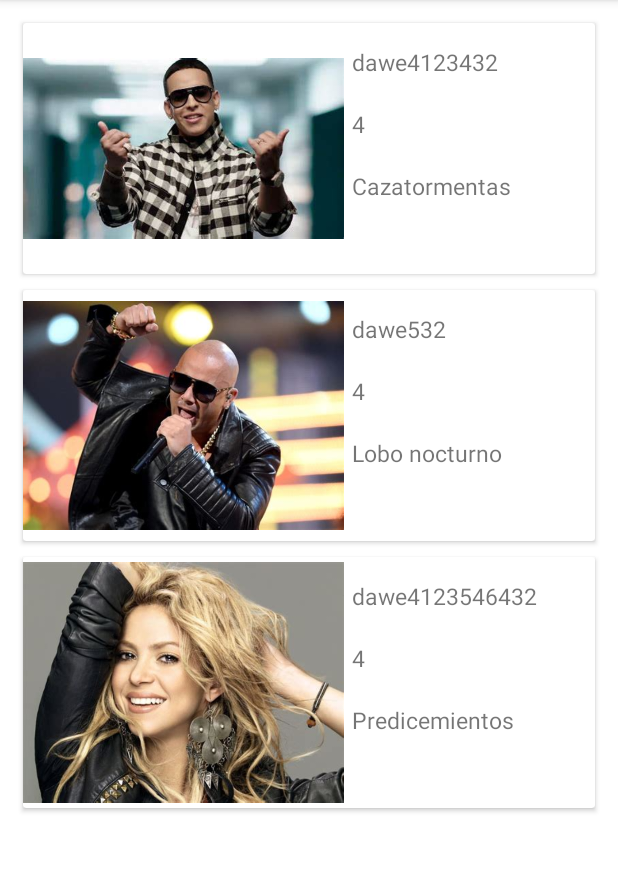
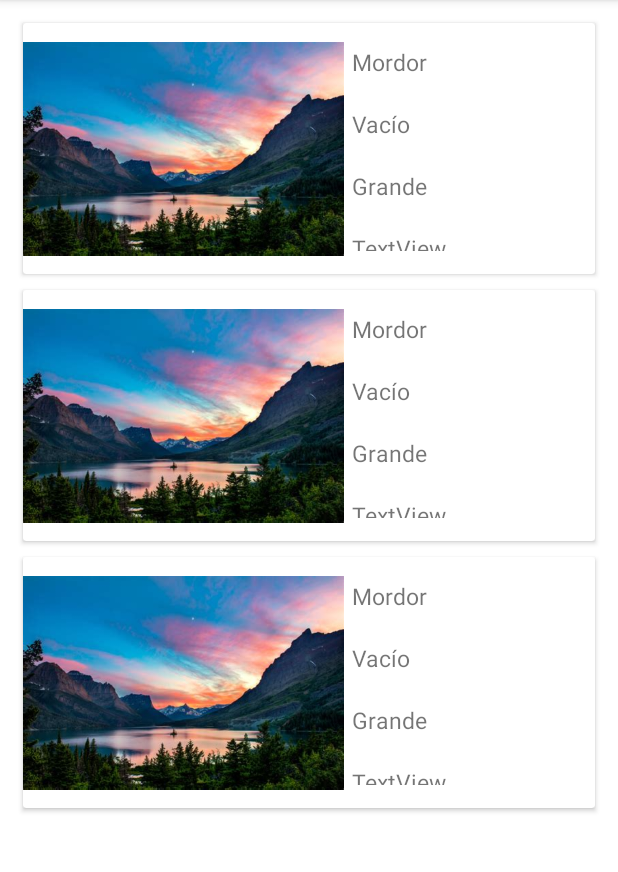
Before and after one commit to Genisc13/Retrofit_Android, an Android app: the screen it shows after launch (MainActivity), on a phone screen of 412 x 824 dp, the part 84-956 px from its top. Run offline under Robolectric (Android 15) with nearby library versions, the phone set to English and light mode, and no system bars.

```diff
--- a/app/build.gradle
+++ b/app/build.gradle
@@ -39,7 +39,6 @@ dependencies {
     implementation 'com.squareup.retrofit2:converter-gson:2.7.2'
     implementation 'com.squareup.okhttp3:logging-interceptor:3.9.1'
     implementation "androidx.cardview:cardview:1.0.0"
-    implementation 'com.squareup.picasso:picasso:2.71828'
     testImplementation 'junit:junit:4.13.2'
     androidTestImplementation 'androidx.test.ext:junit:1.1.3'
     androidTestImplementation 'androidx.test.espresso:espresso-core:3.4.0'
--- a/app/src/main/java/edu/upc/dsa/retrofittracks/RecyclerViewAdaptador.java
+++ b/app/src/main/java/edu/upc/dsa/retrofittracks/RecyclerViewAdaptador.java
@@ -1,6 +1,6 @@
 package edu.upc.dsa.retrofittracks;
 
-import edu.upc.dsa.retrofittracks.models.Gadget;
+import edu.upc.dsa.retrofittracks.models.Map;
 import android.view.LayoutInflater;
 import android.view.View;
 import android.view.ViewGroup;
@@ -15,20 +15,20 @@ import java.util.List;
 public class RecyclerViewAdaptador extends RecyclerView.Adapter<RecyclerViewAdaptador.ViewHolder> {
     public static class ViewHolder extends RecyclerView.ViewHolder{
         private TextView id,cost,description;
-        ImageView fotoGadget;
+        ImageView fotoMap;
 
         public ViewHolder(@NonNull View itemView) {
             super(itemView);
             id=(TextView)itemView.findViewById(R.id.tvid);
-            cost=(TextView)itemView.findViewById(R.id.tvcost);
+            cost=(TextView)itemView.findViewById(R.id.tvname);
             description=(TextView)itemView.findViewById(R.id.tvdescription);
-            fotoGadget=(ImageView) itemView.findViewById(R.id.imgGadget);
+            fotoMap =(ImageView) itemView.findViewById(R.id.imgMap);
         }
     }
-    public List<Gadget> gadgets;
+    public List<Map> maps;
 
-    public RecyclerViewAdaptador(List<Gadget> gadgets) {
-        this.gadgets = gadgets;
+    public RecyclerViewAdaptador(List<Map> maps) {
+        this.maps = maps;
     }
 
     @NonNull
@@ -41,14 +41,14 @@ public class RecyclerViewAdaptador extends RecyclerView.Adapter<RecyclerViewAdap
 
     @Override
     public void onBindViewHolder(@NonNull ViewHolder holder, int position) {
-        holder.id.setText(gadgets.get(position).getId());
-        holder.description.setText(gadgets.get(position).getDescription());
-        holder.cost.setText(Integer.toString(gadgets.get(position).getCost()));
-        holder.fotoGadget.setImageResource(gadgets.get(position).getUnityShape());
+        holder.id.setText(maps.get(position).getId());
+        holder.description.setText(maps.get(position).getType());
+        holder.cost.setText(maps.get(position).getName());
+        holder.fotoMap.setImageResource(R.drawable.paisaje);
     }
 
     @Override
     public int getItemCount() {
-        return gadgets.size();
+        return maps.size();
     }
 }
--- a/app/src/main/java/edu/upc/dsa/retrofittracks/activities/MainActivity.java
+++ b/app/src/main/java/edu/upc/dsa/retrofittracks/activities/MainActivity.java
@@ -11,7 +11,7 @@ import java.util.List;
 
 import edu.upc.dsa.retrofittracks.R;
 import edu.upc.dsa.retrofittracks.RecyclerViewAdaptador;
-import edu.upc.dsa.retrofittracks.models.Gadget;
+import edu.upc.dsa.retrofittracks.models.Map;
 
 public class MainActivity extends AppCompatActivity {
 
@@ -28,11 +28,11 @@ public class MainActivity extends AppCompatActivity {
         adaptadorGadget=new RecyclerViewAdaptador(getGadgets());
         recyclerViewGadget.setAdapter(adaptadorGadget);
     }
-    public List<Gadget> getGadgets(){
-        List<Gadget> lista= new ArrayList<>();
-        lista.add(new Gadget("dawe4123432",4,"Cazatormentas",R.drawable.daddyyankee));
-        lista.add(new Gadget("dawe532",4,"Lobo nocturno",R.drawable.pitbull));
-        lista.add(new Gadget("dawe4123546432",4,"Predicemientos",R.drawable.shakira));
+    public List<Map> getGadgets(){
+        List<Map> lista= new ArrayList<>();
+        lista.add(new Map("Mordor","Vacío","Grande",""));
+        lista.add(new Map("Mordor","Vacío","Grande",""));
+        lista.add(new Map("Mordor","Vacío","Grande",""));
         return lista;
     }
 }
--- a/app/src/main/java/edu/upc/dsa/retrofittracks/models/Gadget.java
+++ /dev/null
@@ -1,48 +0,0 @@
-package edu.upc.dsa.retrofittracks.models;
-
-    public class Gadget {
-        String id;
-        int cost;
-        String description;
-        int unityShape;
-        public Gadget(){}
-
-        public Gadget(String id, int cost, String description, int unityShape) {
-            this.id = id;
-            this.cost = cost;
-            this.description = description;
-            this.unityShape = unityShape;
-        }
-
-        public String getId() {
-            return id;
-        }
-
-        public void setId(String id) {
-            this.id = id;
-        }
-
-        public int getCost() {
-            return cost;
-        }
-
-        public void setCost(int cost) {
-            this.cost = cost;
-        }
-
-        public String getDescription() {
-            return description;
-        }
-
-        public void setDescription(String description) {
-            this.description = description;
-        }
-
-        public int getUnityShape() {
-            return unityShape;
-        }
-
-        public void setUnityShape(int unityShape) {
-            this.unityShape = unityShape;
-        }
-    }
--- /dev/null
+++ b/app/src/main/java/edu/upc/dsa/retrofittracks/models/Map.java
@@ -0,0 +1,49 @@
+package edu.upc.dsa.retrofittracks.models;
+
+    public class Map {
+        String id;
+        String name;
+        String type;
+        String size;
+
+        public Map(){}
+
+        public Map(String id, String name, String type, String size) {
+            this.id = id;
+            this.name = name;
+            this.type = type;
+            this.size = size;
+        }
+
+        public String getId() {
+            return id;
+        }
+
+        public void setId(String id) {
+            this.id = id;
+        }
+
+        public String getName() {
+            return name;
+        }
+
+        public void setName(String name) {
+            this.name = name;
+        }
+
+        public String getType() {
+            return type;
+        }
+
+        public void setType(String type) {
+            this.type = type;
+        }
+
+        public String getSize() {
+            return size;
+        }
+
+        public void setSize(String size) {
+            this.size = size;
+        }
+    }
--- a/app/src/main/res/layout/item_gadget.xml
+++ b/app/src/main/res/layout/item_gadget.xml
@@ -19,10 +19,10 @@
             android:orientation="horizontal">
 
             <ImageView
-                android:id="@+id/imgGadget"
+                android:id="@+id/imgMap"
                 android:layout_width="214dp"
                 android:layout_height="167dp"
-                app:srcCompat="@drawable/pitbull" />
+                app:srcCompat="@drawable/paisaje" />
 
             <LinearLayout
                 android:layout_width="match_parent"
@@ -43,7 +43,7 @@
                     android:text="TextView" />
 
                 <TextView
-                    android:id="@+id/tvcost"
+                    android:id="@+id/tvname"
                     android:layout_width="match_parent"
                     android:layout_height="wrap_content"
                     android:paddingTop="10dp"
@@ -60,6 +60,15 @@
                     android:textSize="15dp"
                     android:text="TextView" />
 
+                <TextView
+                    android:id="@+id/tvsize"
+                    android:layout_width="match_parent"
+                    android:layout_height="wrap_content"
+                    android:paddingTop="10dp"
+                    android:paddingBottom="10dp"
+                    android:text="TextView"
+                    android:textSize="15dp" />
+
             </LinearLayout>
         </LinearLayout>
 
```
Also changed, not shown: app/src/main/java/edu/upc/dsa/retrofittracks/Api.java (+4 -4 lines), app/src/main/res/drawable-v24/daddyyankee.jpg (deleted), app/src/main/res/drawable-v24/paisaje.jpg (added), app/src/main/res/drawable-v24/pitbull.jpg (deleted), app/src/main/res/drawable-v24/shakira.jpg (deleted).
